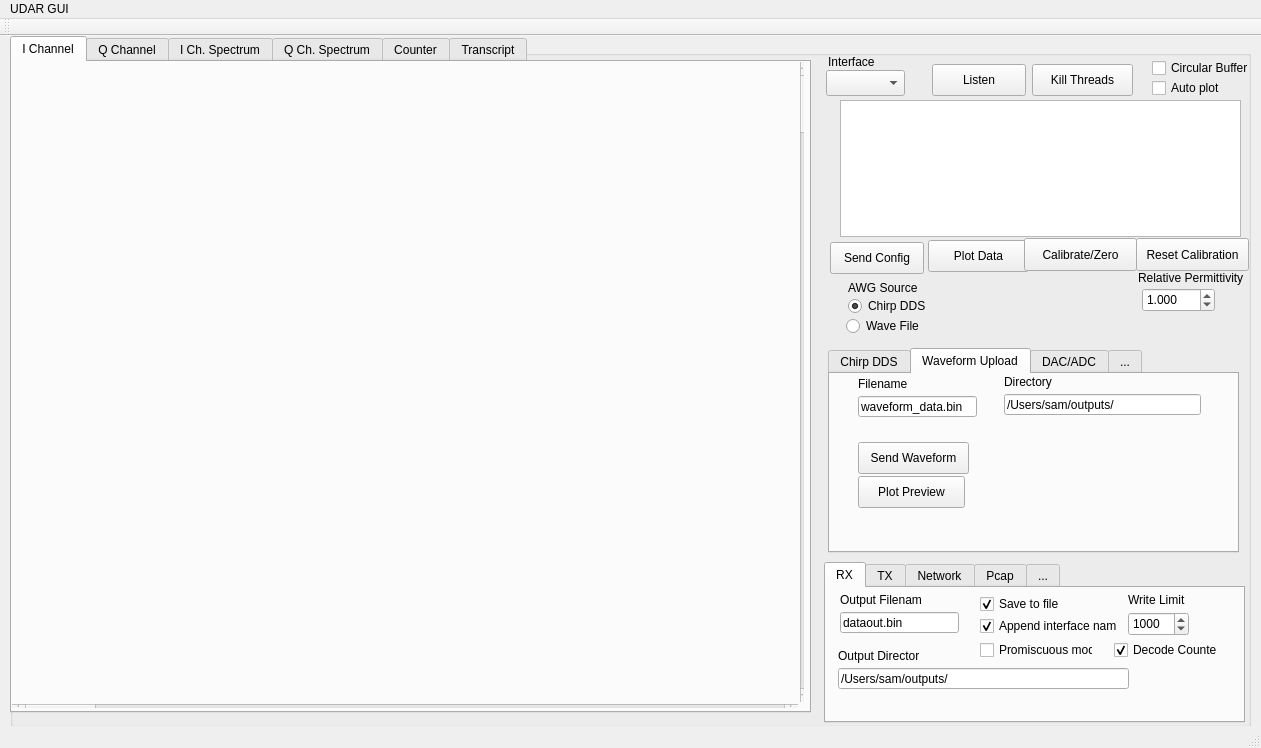
First picture: the form in udar_controller.ui, repository samprager/UDAR_GUI, before the edit.
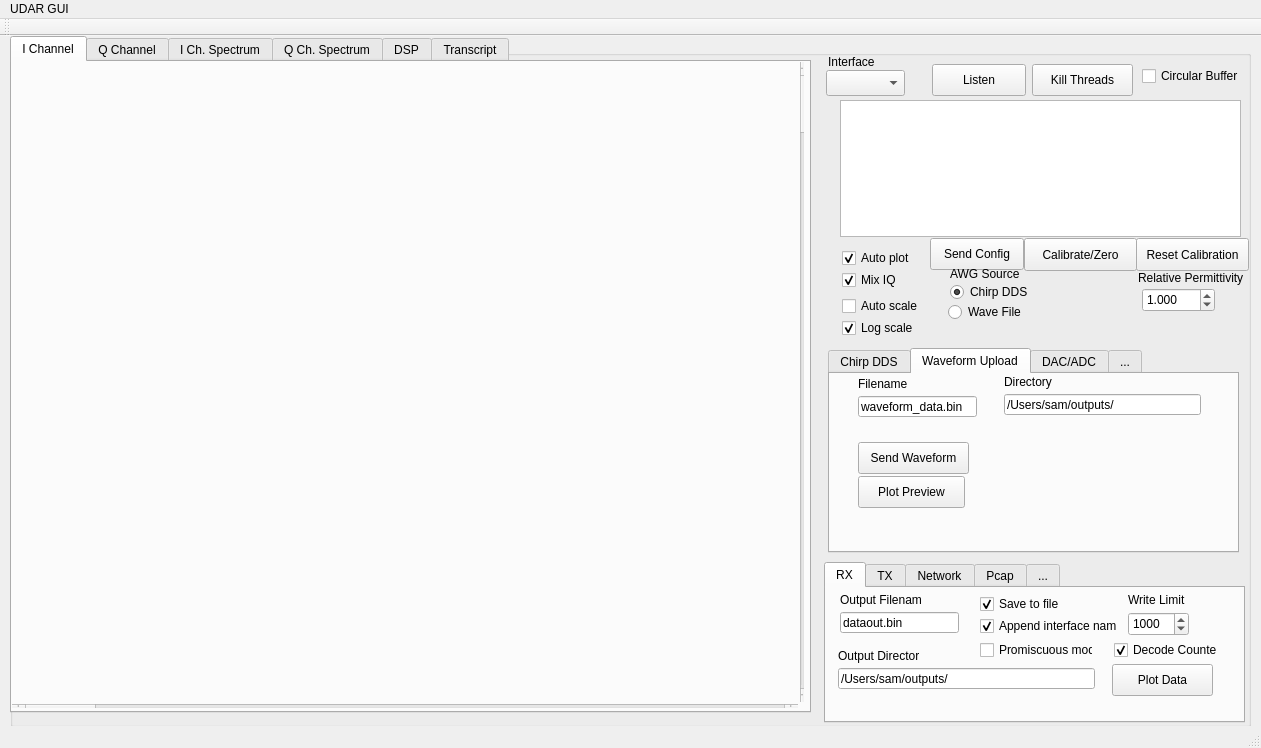
Second picture: the form after the edit. The open tabs and pages were chosen to show the change. Custom widgets are drawn as their Qt base class.

Commit message: workign with real time plots and dsp

What changed in the file:
```diff
--- a/udar_controller.ui
+++ b/udar_controller.ui
@@ -1116,7 +1116,7 @@
      </widget>
      <widget class="QWidget" name="tab_c4">
       <attribute name="title">
-       <string>Counter</string>
+       <string>DSP</string>
       </attribute>
       <widget class="QCustomPlot" name="plotC" native="true">
        <property name="geometry">
@@ -1406,7 +1406,7 @@
         <rect>
          <x>12</x>
          <y>80</y>
-         <width>291</width>
+         <width>257</width>
          <height>21</height>
         </rect>
        </property>
@@ -1472,6 +1472,19 @@
         <bool>true</bool>
        </property>
       </widget>
+      <widget class="QPushButton" name="plotOutputButton">
+       <property name="geometry">
+        <rect>
+         <x>286</x>
+         <y>76</y>
+         <width>101</width>
+         <height>32</height>
+        </rect>
+       </property>
+       <property name="text">
+        <string>Plot Data</string>
+       </property>
+      </widget>
      </widget>
      <widget class="QWidget" name="tab">
       <attribute name="title">
@@ -1994,8 +2007,8 @@
     <widget class="QPushButton" name="writeButton">
      <property name="geometry">
       <rect>
-       <x>820</x>
-       <y>206</y>
+       <x>920</x>
+       <y>202</y>
        <width>94</width>
        <height>32</height>
       </rect>
@@ -2004,19 +2017,6 @@
       <string>Send Config</string>
      </property>
     </widget>
-    <widget class="QPushButton" name="plotOutputButton">
-     <property name="geometry">
-      <rect>
-       <x>918</x>
-       <y>204</y>
-       <width>101</width>
-       <height>32</height>
-      </rect>
-     </property>
-     <property name="text">
-      <string>Plot Data</string>
-     </property>
-    </widget>
     <widget class="QLabel" name="label_33">
      <property name="geometry">
       <rect>
@@ -2081,8 +2081,8 @@
     <widget class="QCheckBox" name="realtimePlot_checkBox">
      <property name="geometry">
       <rect>
-       <x>1142</x>
-       <y>42</y>
+       <x>832</x>
+       <y>212</y>
        <width>86</width>
        <height>20</height>
       </rect>
@@ -2090,12 +2090,15 @@
      <property name="text">
       <string>Auto plot</string>
      </property>
+     <property name="checked">
+      <bool>true</bool>
+     </property>
     </widget>
     <widget class="QCheckBox" name="circularBuffer_checkBox">
      <property name="geometry">
       <rect>
-       <x>1142</x>
-       <y>22</y>
+       <x>1132</x>
+       <y>30</y>
        <width>97</width>
        <height>20</height>
       </rect>
@@ -2120,8 +2123,8 @@
     <widget class="QLabel" name="label_39">
      <property name="geometry">
       <rect>
-       <x>838</x>
-       <y>244</y>
+       <x>940</x>
+       <y>230</y>
        <width>95</width>
        <height>16</height>
       </rect>
@@ -2133,8 +2136,8 @@
     <widget class="QRadioButton" name="DDSsourceChirp_radioButton">
      <property name="geometry">
       <rect>
-       <x>838</x>
-       <y>260</y>
+       <x>940</x>
+       <y>246</y>
        <width>100</width>
        <height>20</height>
       </rect>
@@ -2152,8 +2155,8 @@
     <widget class="QRadioButton" name="DDSsourceWave_radioButton">
      <property name="geometry">
       <rect>
-       <x>836</x>
-       <y>280</y>
+       <x>938</x>
+       <y>266</y>
        <width>89</width>
        <height>20</height>
       </rect>
@@ -2165,6 +2168,54 @@
       <string notr="true">buttonGroup_7</string>
      </attribute>
     </widget>
+    <widget class="QCheckBox" name="autoScale_checkBox">
+     <property name="geometry">
+      <rect>
+       <x>832</x>
+       <y>260</y>
+       <width>85</width>
+       <height>20</height>
+      </rect>
+     </property>
+     <property name="text">
+      <string>Auto scale</string>
+     </property>
+     <property name="checked">
+      <bool>false</bool>
+     </property>
+    </widget>
+    <widget class="QCheckBox" name="logScale_checkBox">
+     <property name="geometry">
+      <rect>
+       <x>832</x>
+       <y>282</y>
+       <width>81</width>
+       <height>20</height>
+      </rect>
+     </property>
+     <property name="text">
+      <string>Log scale</string>
+     </property>
+     <property name="checked">
+      <bool>true</bool>
+     </property>
+    </widget>
+    <widget class="QCheckBox" name="mixIQ_checkBox">
+     <property name="geometry">
+      <rect>
+       <x>832</x>
+       <y>234</y>
+       <width>86</width>
+       <height>20</height>
+      </rect>
+     </property>
+     <property name="text">
+      <string>Mix IQ</string>
+     </property>
+     <property name="checked">
+      <bool>true</bool>
+     </property>
+    </widget>
    </widget>
   </widget>
   <widget class="QMenuBar" name="menuBar">
```
Left out of the diff: 2 changed lines with no effect on the pictures. The commit also changes 17 other files.
